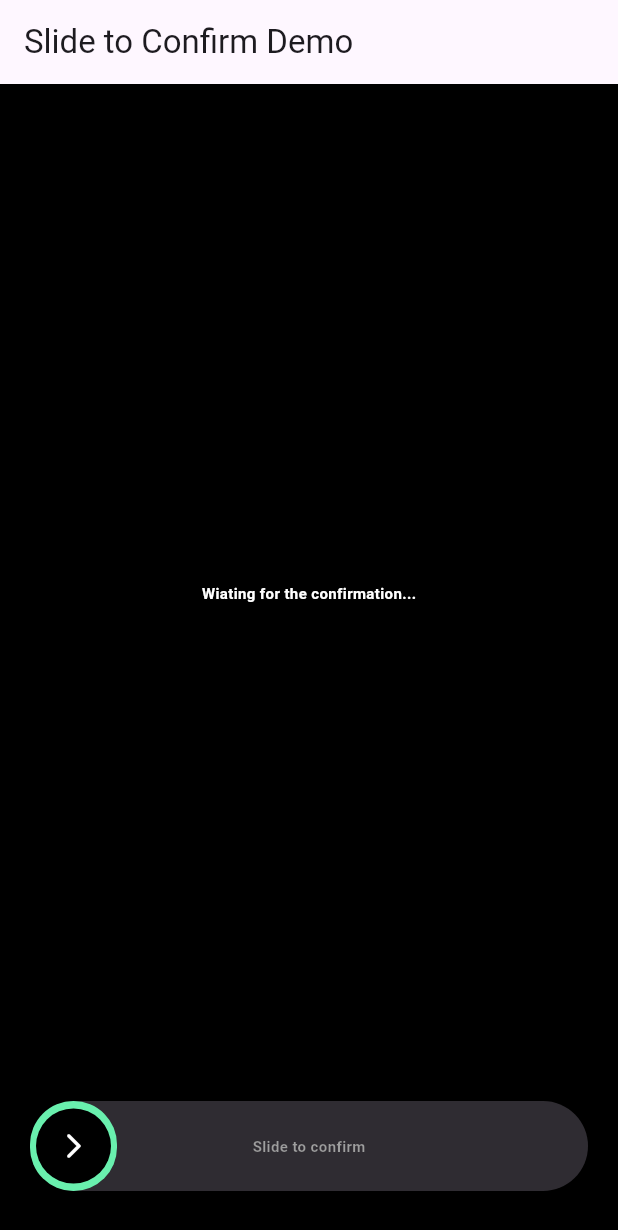
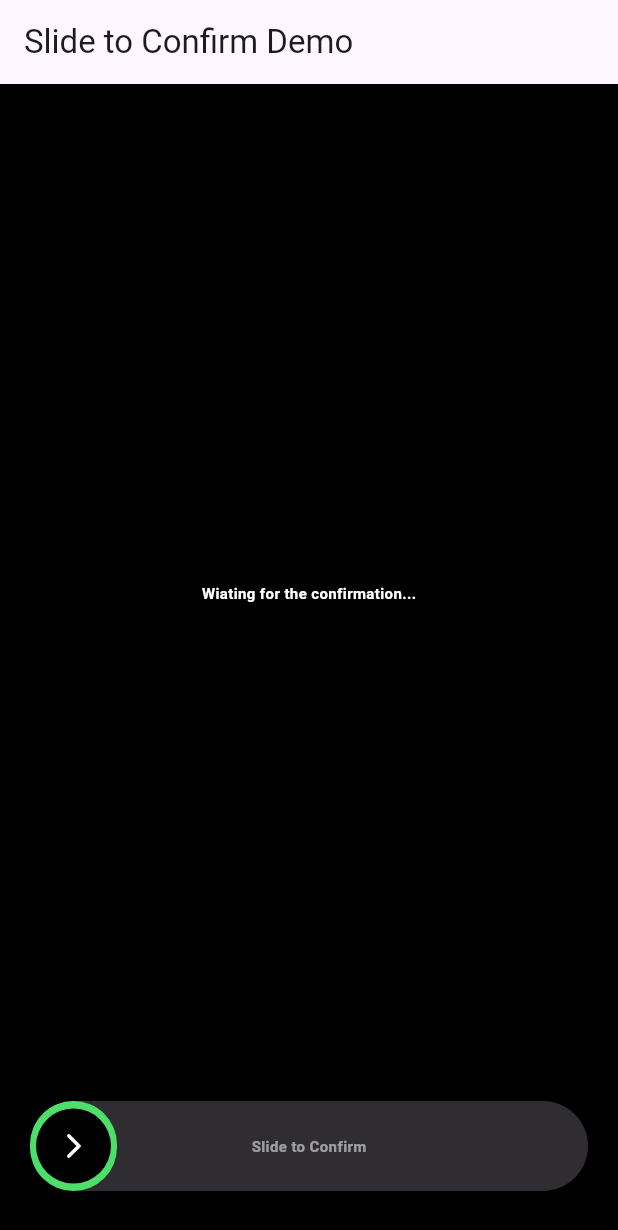
Before and after one commit to ahmed-tarek-salem/confirm_slide_button, a Flutter app: the screen it shows after launch, on a phone screen of 412 x 824 dp. Shown: the top 1230 px of the screen. Run offline on Flutter 3.47's test engine with Material 3 defaults, Android fonts, the phone set to English and light mode, and no system bars; drawn by our look-alikes of shimmer.

Commit message:
feat: add custom text, styling, colors, and layout parameters to example project

```diff
--- a/example/lib/main.dart
+++ b/example/lib/main.dart
@@ -35,6 +35,33 @@ class _MyAppState extends State<MyApp> {
             mainAxisSize: MainAxisSize.min,
             children: [
               ConfirmSlideButton(
+                // Text content (required parameters)
+                initialText: "Slide to Confirm",
+                confirmingText: "Confirming...",
+                completedText: "Success!",
+
+                // Text styling
+                initialTextStyle: const TextStyle(color: Colors.white),
+                confirmingTextStyle:
+                    const TextStyle(fontSize: 12, color: Colors.white),
+                completedTextStyle:
+                    const TextStyle(fontSize: 12, color: Colors.white),
+
+                // Colors
+                progressFillColor: const Color(0xff4ddf69),
+                // trackBackgroundColor: Color(0xff2f2c32), // Uncomment if needed
+
+                // Shimmer animation
+                enableShimmerAnimation: true,
+                shimmerBaseColor: Colors.grey,
+                shimmerHighlightColor: Colors.white,
+
+                // Layout & dimensions
+                margin: const EdgeInsets.symmetric(horizontal: 20),
+                trackHeight: 60,
+                thumbDiameter: 50,
+                horizontalPadding: 4,
+
                 // Callback
                 onConfirmed: () {
                   setState(() {
```
